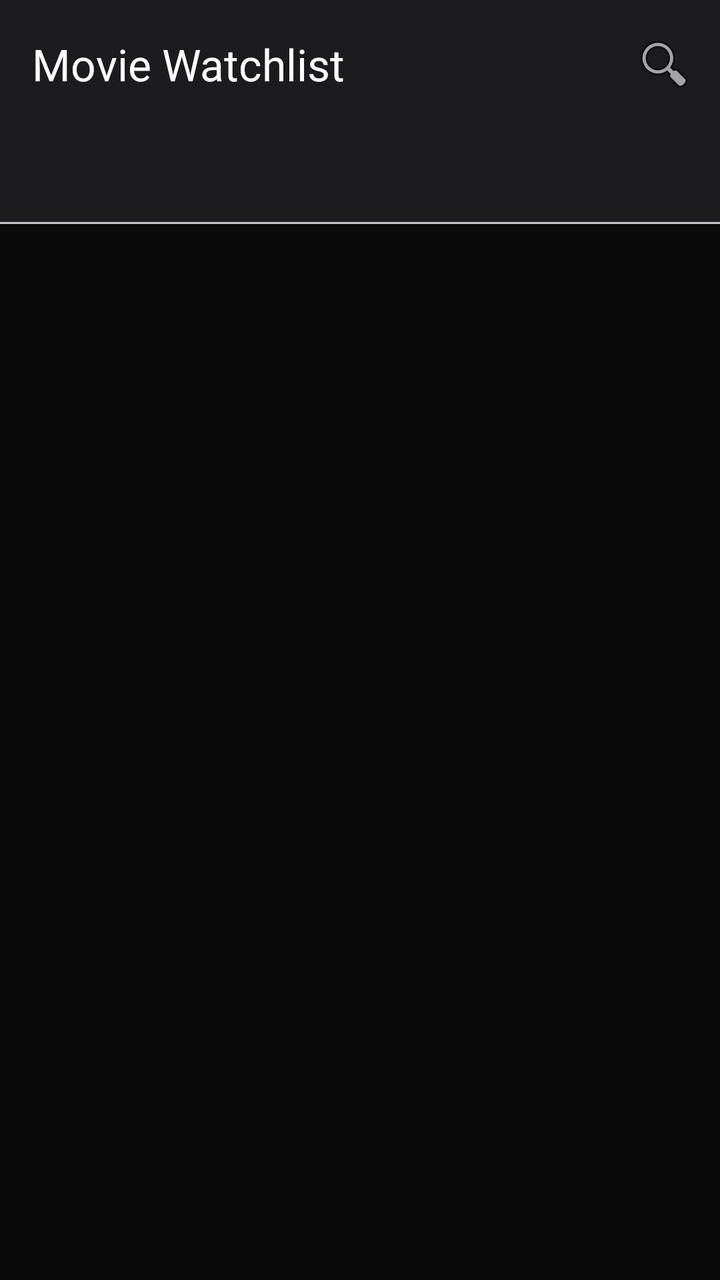
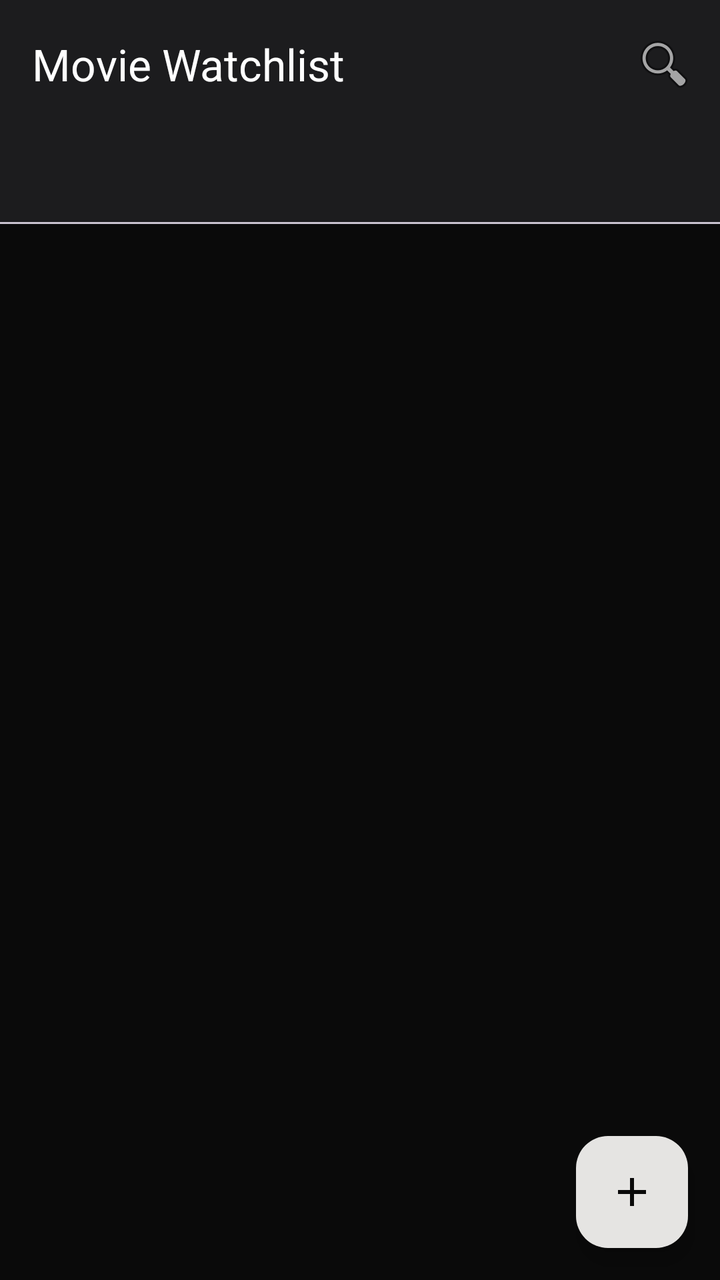

An Android layout rendered at two revisions. The XML below is the earlier revision; the diff shows what the commit changed to produce the second picture.
<!-- AndroidManifest.xml: application theme Theme.MovieWatchlist -->
<!-- res/layout/fragment_main.xml -->
<?xml version="1.0" encoding="utf-8"?>
<androidx.coordinatorlayout.widget.CoordinatorLayout xmlns:android="http://schemas.android.com/apk/res/android"
    xmlns:app="http://schemas.android.com/apk/res-auto"
    android:layout_width="match_parent"
    android:layout_height="match_parent"
    android:fitsSystemWindows="true">

    <com.google.android.material.appbar.AppBarLayout
        android:layout_width="match_parent"
        android:layout_height="wrap_content">

        <com.google.android.material.appbar.MaterialToolbar
            android:id="@+id/toolbar"
            android:layout_width="match_parent"
            android:layout_height="wrap_content"
            app:title="@string/app_name"
            app:menu="@menu/menu_main" />

        <com.google.android.material.tabs.TabLayout
            android:id="@+id/tabLayout"
            android:layout_width="match_parent"
            android:layout_height="wrap_content" />
    </com.google.android.material.appbar.AppBarLayout>

    <androidx.viewpager2.widget.ViewPager2
        android:id="@+id/viewPager"
        android:layout_width="match_parent"
        android:layout_height="match_parent"
        app:layout_behavior="@string/appbar_scrolling_view_behavior" />

</androidx.coordinatorlayout.widget.CoordinatorLayout>
<!-- resources referenced by this layout -->
<resources>
  <string name="app_name">Movie Watchlist</string>
  <style name="Theme.MovieWatchlist" parent="Base.Theme.MovieWatchlist" />
  <style name="Base.Theme.MovieWatchlist" parent="Theme.Material3.DayNight.NoActionBar">
          <item name="colorPrimary">@color/silver_metallic</item>
          <item name="android:windowBackground">@color/deep_obsidian</item>
          <item name="colorSurface">@color/dark_charcoal</item>
          <item name="android:textColorPrimary">@color/white</item>
          <item name="android:textColorSecondary">@color/steel_grey</item>
          <item name="android:navigationBarColor">@color/deep_obsidian</item>
          <item name="android:windowLightStatusBar" tools:targetApi="m">false</item>
          <item name="android:windowLightNavigationBar" tools:targetApi="o">false</item>
      </style>
  <color name="silver_metallic">#C0C0C0</color>
  <color name="deep_obsidian">#0A0A0A</color>
  <color name="dark_charcoal">#1C1C1E</color>
  <color name="white">#FFFFFFFF</color>
  <color name="steel_grey">#8E8E93</color>
</resources>

<!-- the commit's change to res/layout/fragment_main.xml (unified diff, before → after) -->
@@ -19,7 +19,8 @@
         <com.google.android.material.tabs.TabLayout
             android:id="@+id/tabLayout"
             android:layout_width="match_parent"
-            android:layout_height="wrap_content" />
+            android:layout_height="wrap_content"
+            app:tabMode="scrollable" />
     </com.google.android.material.appbar.AppBarLayout>
 
     <androidx.viewpager2.widget.ViewPager2
@@ -28,4 +29,15 @@
         android:layout_height="match_parent"
         app:layout_behavior="@string/appbar_scrolling_view_behavior" />
 
+    <com.google.android.material.floatingactionbutton.FloatingActionButton
+        android:id="@+id/fabAdd"
+        android:layout_width="wrap_content"
+        android:layout_height="wrap_content"
+        android:layout_gravity="bottom|end"
+        android:layout_margin="16dp"
+        android:contentDescription="@string/add_movie"
+        android:src="@drawable/ic_add_24"
+        app:backgroundTint="@color/cta_platinum"
+        app:tint="@color/deep_obsidian" />
+
 </androidx.coordinatorlayout.widget.CoordinatorLayout>
<!-- resource entries referenced after the edit -->
@@ -1,19 +1,36 @@
 <!-- resources referenced by this layout -->
 <resources>
+  <color name="cta_platinum">#E5E4E2</color>
   <string name="app_name">Movie Watchlist</string>
   <style name="Theme.MovieWatchlist" parent="Base.Theme.MovieWatchlist" />
   <style name="Base.Theme.MovieWatchlist" parent="Theme.Material3.DayNight.NoActionBar">
           <item name="colorPrimary">@color/silver_metallic</item>
+          <item name="colorOnPrimary">@color/deep_obsidian</item>
           <item name="android:windowBackground">@color/deep_obsidian</item>
           <item name="colorSurface">@color/dark_charcoal</item>
+          <item name="colorOnSurface">@color/white</item>
+          <item name="colorOnSurfaceVariant">@color/steel_grey</item>
           <item name="android:textColorPrimary">@color/white</item>
           <item name="android:textColorSecondary">@color/steel_grey</item>
+          <item name="android:editTextColor">@color/white</item>
+          <item name="android:textColorHint">@color/steel_grey</item>
           <item name="android:navigationBarColor">@color/deep_obsidian</item>
           <item name="android:windowLightStatusBar" tools:targetApi="m">false</item>
           <item name="android:windowLightNavigationBar" tools:targetApi="o">false</item>
       </style>
   <color name="silver_metallic">#C0C0C0</color>
   <color name="deep_obsidian">#0A0A0A</color>
+  <!-- drawable ic_add_24 (drawable) -->
+  <vector xmlns:android="http://schemas.android.com/apk/res/android"
+      android:width="24dp"
+      android:height="24dp"
+      android:viewportWidth="24"
+      android:viewportHeight="24">
+      <path
+          android:fillColor="@android:color/white"
+          android:pathData="M19,13H13V19H11V13H5V11H11V5H13V11H19V13Z" />
+  </vector>
+  <string name="add_movie">Add Movie</string>
   <color name="dark_charcoal">#1C1C1E</color>
   <color name="white">#FFFFFFFF</color>
   <color name="steel_grey">#8E8E93</color>
